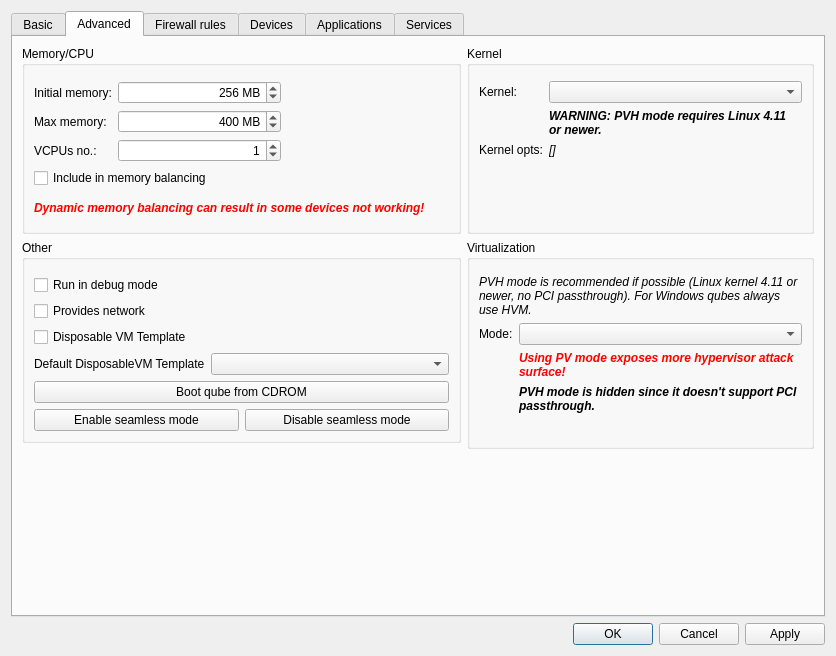
Qt form ui/settingsdlg.ui (QubesOS/qubes-manager) before a commit.
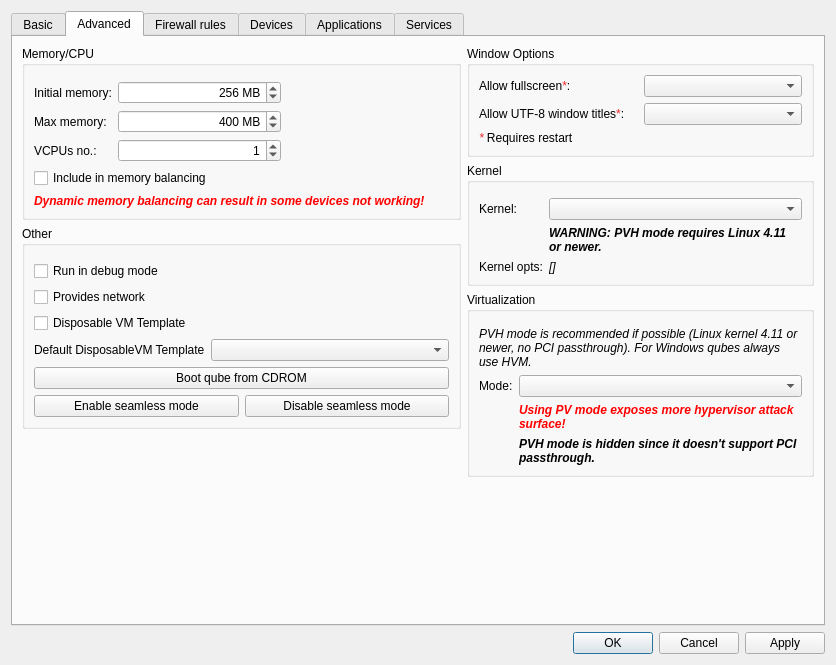
The same form after that commit. The open tabs and pages were chosen to show the change. Icons and pictures are not drawn. Custom widgets are drawn as their Qt base class.

Commit message:
Added gui daemon options to VM settings
Added allow-fullscreen and allow-utf8-titles as options to VM settings

references QubesOS/qubes-issues#2304

Patch:
```diff
--- a/ui/settingsdlg.ui
+++ b/ui/settingsdlg.ui
@@ -7,7 +7,7 @@
     <x>0</x>
     <y>0</y>
     <width>836</width>
-    <height>656</height>
+    <height>665</height>
    </rect>
   </property>
   <property name="windowTitle">
@@ -444,22 +444,359 @@
         <attribute name="title">
          <string>Advanced</string>
         </attribute>
-        <layout class="QGridLayout" name="gridLayout_9">
-         <item row="0" column="1" rowspan="2" colspan="2">
-          <layout class="QVBoxLayout" name="verticalLayout_4">
+        <layout class="QHBoxLayout" name="horizontalLayout_9">
+         <item>
+          <layout class="QVBoxLayout" name="verticalLayout_9">
+           <item>
+            <widget class="QGroupBox" name="groupBox_2">
+             <property name="enabled">
+              <bool>true</bool>
+             </property>
+             <property name="sizePolicy">
+              <sizepolicy hsizetype="Minimum" vsizetype="Preferred">
+               <horstretch>0</horstretch>
+               <verstretch>0</verstretch>
+              </sizepolicy>
+             </property>
+             <property name="title">
+              <string>Memory/CPU</string>
+             </property>
+             <layout class="QGridLayout" name="gridLayout_4">
+              <property name="topMargin">
+               <number>15</number>
+              </property>
+              <item row="2" column="1">
+               <widget class="QSpinBox" name="vcpus">
+                <property name="enabled">
+                 <bool>true</bool>
+                </property>
+                <property name="alignment">
+                 <set>Qt::AlignRight|Qt::AlignTrailing|Qt::AlignVCenter</set>
+                </property>
+                <property name="value">
+                 <number>1</number>
+                </property>
+               </widget>
+              </item>
+              <item row="2" column="0">
+               <widget class="QLabel" name="label_4">
+                <property name="sizePolicy">
+                 <sizepolicy hsizetype="Maximum" vsizetype="Preferred">
+                  <horstretch>0</horstretch>
+                  <verstretch>0</verstretch>
+                 </sizepolicy>
+                </property>
+                <property name="text">
+                 <string>VCPUs no.:</string>
+                </property>
+                <property name="buddy">
+                 <cstring>vcpus</cstring>
+                </property>
+               </widget>
+              </item>
+              <item row="1" column="1">
+               <widget class="QSpinBox" name="max_mem_size">
+                <property name="enabled">
+                 <bool>true</bool>
+                </property>
+                <property name="alignment">
+                 <set>Qt::AlignRight|Qt::AlignTrailing|Qt::AlignVCenter</set>
+                </property>
+                <property name="suffix">
+                 <string> MB</string>
+                </property>
+                <property name="minimum">
+                 <number>0</number>
+                </property>
+                <property name="maximum">
+                 <number>10000000</number>
+                </property>
+                <property name="singleStep">
+                 <number>50</number>
+                </property>
+                <property name="value">
+                 <number>400</number>
+                </property>
+               </widget>
+              </item>
+              <item row="0" column="1">
+               <widget class="QSpinBox" name="init_mem">
+                <property name="enabled">
+                 <bool>true</bool>
+                </property>
+                <property name="alignment">
+                 <set>Qt::AlignRight|Qt::AlignTrailing|Qt::AlignVCenter</set>
+                </property>
+                <property name="suffix">
+                 <string> MB</string>
+                </property>
+                <property name="minimum">
+                 <number>0</number>
+                </property>
+                <property name="maximum">
+                 <number>1000000</number>
+                </property>
+                <property name="singleStep">
+                 <number>50</number>
+                </property>
+                <property name="value">
+                 <number>256</number>
+                </property>
+               </widget>
+              </item>
+              <item row="3" column="0" colspan="2">
+               <widget class="QCheckBox" name="include_in_balancing">
+                <property name="enabled">
+                 <bool>true</bool>
+                </property>
+                <property name="text">
+                 <string>Include in memory balancing</string>
+                </property>
+               </widget>
+              </item>
+              <item row="4" column="0" colspan="3">
+               <widget class="QLabel" name="dmm_warning_adv">
+                <property name="font">
+                 <font>
+                  <weight>75</weight>
+                  <italic>true</italic>
+                  <bold>true</bold>
+                 </font>
+                </property>
+                <property name="styleSheet">
+                 <string notr="true">color:rgb(255, 0, 0)</string>
+                </property>
+                <property name="text">
+                 <string>Dynamic memory balancing can result in some devices not working!</string>
+                </property>
+                <property name="wordWrap">
+                 <bool>true</bool>
+                </property>
+               </widget>
+              </item>
+              <item row="0" column="0">
+               <widget class="QLabel" name="label_15">
+                <property name="enabled">
+                 <bool>true</bool>
+                </property>
+                <property name="sizePolicy">
+                 <sizepolicy hsizetype="Maximum" vsizetype="Preferred">
+                  <horstretch>0</horstretch>
+                  <verstretch>0</verstretch>
+                 </sizepolicy>
+                </property>
+                <property name="text">
+                 <string>Initial memory:</string>
+                </property>
+                <property name="buddy">
+                 <cstring>init_mem</cstring>
+                </property>
+               </widget>
+              </item>
+              <item row="1" column="0">
+               <widget class="QLabel" name="label_17">
+                <property name="sizePolicy">
+                 <sizepolicy hsizetype="Maximum" vsizetype="Preferred">
+                  <horstretch>0</horstretch>
+                  <verstretch>0</verstretch>
+                 </sizepolicy>
+                </property>
+                <property name="text">
+                 <string>Max memory:</string>
+                </property>
+                <property name="buddy">
+                 <cstring>max_mem_size</cstring>
+                </property>
+               </widget>
+              </item>
+             </layout>
+            </widget>
+           </item>
+           <item>
+            <widget class="QGroupBox" name="other_groupbox">
+             <property name="title">
+              <string>Other</string>
+             </property>
+             <layout class="QFormLayout" name="formLayout_2">
+              <property name="fieldGrowthPolicy">
+               <enum>QFormLayout::AllNonFixedFieldsGrow</enum>
+              </property>
+              <property name="topMargin">
+               <number>15</number>
+              </property>
+              <item row="2" column="0">
+               <widget class="QCheckBox" name="provides_network_checkbox">
+                <property name="text">
+                 <string>Provides network</string>
+                </property>
+               </widget>
+              </item>
+              <item row="3" column="0">
+               <widget class="QCheckBox" name="dvm_template_checkbox">
+                <property name="toolTip">
+                 <string>&lt;html&gt;&lt;head/&gt;&lt;body&gt;&lt;p&gt;Allows using this qube as a template for DisposableVMs. The DisposableVMs will inherit the VM's state (configuration, installed programs etc.), but their state will not persist between restarts. &lt;/p&gt;&lt;p&gt;Setting this option will cause this qube to be listed as an option in the &amp;quot;Default DisposableVM Template&amp;quot; dropdown for all other qubes. &lt;/p&gt;&lt;/body&gt;&lt;/html&gt;</string>
+                </property>
+                <property name="text">
+                 <string>Disposable VM Template</string>
+                </property>
+               </widget>
+              </item>
+              <item row="8" column="0" colspan="2">
+               <widget class="QPushButton" name="boot_from_device_button">
+                <property name="text">
+                 <string>Boot qube from CDROM</string>
+                </property>
+               </widget>
+              </item>
+              <item row="9" column="0" colspan="2">
+               <layout class="QHBoxLayout" name="horizontalLayout_8">
+                <item>
+                 <widget class="QPushButton" name="seamless_on_button">
+                  <property name="toolTip">
+                   <string>Windows (with Qubes Windows Tools installed) only.
+The qube must be running to enable seamless mode;  this setting is not persistent.</string>
+                  </property>
+                  <property name="text">
+                   <string>Enable seamless mode</string>
+                  </property>
+                 </widget>
+                </item>
+                <item>
+                 <widget class="QPushButton" name="seamless_off_button">
+                  <property name="toolTip">
+                   <string>Windows (with Qubes Windows Tools installed) only.
+The qube must be running to disable seamless mode; this setting is not persistent.</string>
+                  </property>
+                  <property name="text">
+                   <string>Disable seamless mode</string>
+                  </property>
+                 </widget>
+                </item>
+               </layout>
+              </item>
+              <item row="6" column="0" colspan="2">
+               <layout class="QHBoxLayout" name="horizontalLayout_6">
+                <item>
+                 <widget class="QLabel" name="label_26">
+                  <property name="toolTip">
+                   <string>&lt;html&gt;&lt;head/&gt;&lt;body&gt;&lt;p&gt;Which qube should be used by default as a template for DisposableVMs started from this one? DisposableVMs will inherit their template's configuration and installed programs.&lt;br/&gt;For a qube to to appear in this list, it must have the &amp;quot;DisposableVM Template&amp;quot; checkbox enabled. &lt;/p&gt;&lt;/body&gt;&lt;/html&gt;</string>
+                  </property>
+                  <property name="text">
+                   <string>Default DisposableVM Template</string>
+                  </property>
+                  <property name="buddy">
+                   <cstring>default_dispvm</cstring>
+                  </property>
+                 </widget>
+                </item>
+                <item>
+                 <widget class="QComboBox" name="default_dispvm">
+                  <property name="sizePolicy">
+                   <sizepolicy hsizetype="Expanding" vsizetype="Fixed">
+                    <horstretch>0</horstretch>
+                    <verstretch>0</verstretch>
+                   </sizepolicy>
+                  </property>
+                  <property name="toolTip">
+                   <string>&lt;html&gt;&lt;head/&gt;&lt;body&gt;&lt;p&gt;Which qube should be used by default as a template for DisposableVMs started from this one? DisposableVMs will inherit their template's configuration and installed programs.&lt;br/&gt;For a qube to to appear in this list, it must have the &amp;quot;DisposableVM Template&amp;quot; checkbox enabled. &lt;/p&gt;&lt;/body&gt;&lt;/html&gt;</string>
+                  </property>
+                 </widget>
+                </item>
+               </layout>
+              </item>
+              <item row="1" column="0">
+               <widget class="QCheckBox" name="run_in_debug_mode">
+                <property name="text">
+                 <string>Run in debug mode</string>
+                </property>
+               </widget>
+              </item>
+             </layout>
+            </widget>
+           </item>
+           <item>
+            <spacer name="verticalSpacer_3">
+             <property name="orientation">
+              <enum>Qt::Vertical</enum>
+             </property>
+             <property name="sizeHint" stdset="0">
+              <size>
+               <width>20</width>
+               <height>40</height>
+              </size>
+             </property>
+            </spacer>
+           </item>
+          </layout>
+         </item>
+         <item>
+          <layout class="QVBoxLayout" name="verticalLayout_7">
            <property name="sizeConstraint">
             <enum>QLayout::SetDefaultConstraint</enum>
            </property>
            <property name="bottomMargin">
             <number>0</number>
            </property>
+           <item>
+            <widget class="QGroupBox" name="window_groupbox">
+             <property name="sizePolicy">
+              <sizepolicy hsizetype="Preferred" vsizetype="Minimum">
+               <horstretch>0</horstretch>
+               <verstretch>0</verstretch>
+              </sizepolicy>
+             </property>
+             <property name="title">
+              <string>Window Options</string>
+             </property>
+             <layout class="QGridLayout" name="gridLayout_12">
+              <item row="0" column="0">
+               <widget class="QLabel" name="label_16">
+                <property name="text">
+                 <string>&lt;html&gt;&lt;head/&gt;&lt;body&gt;&lt;p&gt;Allow fullscreen&lt;span style=&quot; color:#ef2929;&quot;&gt;*&lt;/span&gt;:&lt;/p&gt;&lt;/body&gt;&lt;/html&gt;</string>
+                </property>
+               </widget>
+              </item>
+              <item row="0" column="1">
+               <widget class="QComboBox" name="allow_fullscreen"/>
+              </item>
+              <item row="1" column="0">
+               <widget class="QLabel" name="label_24">
+                <property name="text">
+                 <string>&lt;html&gt;&lt;head/&gt;&lt;body&gt;&lt;p&gt;Allow UTF-8 window titles&lt;span style=&quot; color:#ef2929;&quot;&gt;*&lt;/span&gt;:&lt;/p&gt;&lt;/body&gt;&lt;/html&gt;</string>
+                </property>
+               </widget>
+              </item>
+              <item row="1" column="1">
+               <widget class="QComboBox" name="allow_utf8"/>
+              </item>
+              <item row="2" column="0" colspan="2">
+               <widget class="QLabel" name="requires_restart_label">
+                <property name="sizePolicy">
+                 <sizepolicy hsizetype="Preferred" vsizetype="Minimum">
+                  <horstretch>0</horstretch>
+                  <verstretch>0</verstretch>
+                 </sizepolicy>
+                </property>
+                <property name="font">
+                 <font>
+                  <italic>true</italic>
+                 </font>
+                </property>
+                <property name="text">
+                 <string>&lt;html&gt;&lt;head/&gt;&lt;body&gt;&lt;p&gt;&lt;span style=&quot; color:#ef2929;&quot;&gt;*&lt;/span&gt;&lt;span style=&quot; font-style:normal; color:#000000;&quot;&gt; Requires restart&lt;/span&gt;&lt;/p&gt;&lt;/body&gt;&lt;/html&gt;</string>
+                </property>
+               </widget>
+              </item>
+             </layout>
+            </widget>
+           </item>
            <item>
             <widget class="QGroupBox" name="kernel_groupbox">
              <property name="enabled">
               <bool>true</bool>
              </property>
              <property name="sizePolicy">
-              <sizepolicy hsizetype="Minimum" vsizetype="Preferred">
+              <sizepolicy hsizetype="Preferred" vsizetype="Minimum">
                <horstretch>0</horstretch>
                <verstretch>0</verstretch>
               </sizepolicy>
@@ -489,6 +826,12 @@
               </item>
               <item row="1" column="1">
                <widget class="QLabel" name="pvh_kernel_version_warning">
+                <property name="sizePolicy">
+                 <sizepolicy hsizetype="Preferred" vsizetype="Minimum">
+                  <horstretch>0</horstretch>
+                  <verstretch>0</verstretch>
+                 </sizepolicy>
+                </property>
                 <property name="font">
                  <font>
                   <weight>75</weight>
@@ -506,6 +849,12 @@
               </item>
               <item row="2" column="0">
                <widget class="QLabel" name="label_20">
+                <property name="sizePolicy">
+                 <sizepolicy hsizetype="Preferred" vsizetype="Minimum">
+                  <horstretch>0</horstretch>
+                  <verstretch>0</verstretch>
+                 </sizepolicy>
+                </property>
                 <property name="text">
                  <string>Kernel opts:</string>
                 </property>
@@ -513,6 +862,12 @@
               </item>
               <item row="2" column="1">
                <widget class="QLabel" name="kernel_opts">
+                <property name="sizePolicy">
+                 <sizepolicy hsizetype="Preferred" vsizetype="Minimum">
+                  <horstretch>0</horstretch>
+                  <verstretch>0</verstretch>
+                 </sizepolicy>
+                </property>
                 <property name="font">
                  <font>
                   <weight>50</weight>
@@ -528,23 +883,13 @@
              </layout>
             </widget>
            </item>
-          </layout>
-         </item>
-         <item row="2" column="1" rowspan="2" colspan="2">
-          <layout class="QVBoxLayout" name="verticalLayout_7">
-           <property name="sizeConstraint">
-            <enum>QLayout::SetDefaultConstraint</enum>
-           </property>
-           <property name="bottomMargin">
-            <number>0</number>
-           </property>
            <item>
             <widget class="QGroupBox" name="virt_groupbox">
              <property name="enabled">
               <bool>true</bool>
              </property>
              <property name="sizePolicy">
-              <sizepolicy hsizetype="Minimum" vsizetype="Preferred">
+              <sizepolicy hsizetype="Minimum" vsizetype="Minimum">
                <horstretch>0</horstretch>
                <verstretch>0</verstretch>
               </sizepolicy>
@@ -574,6 +919,12 @@
               </item>
               <item row="2" column="1">
                <widget class="QLabel" name="pv_warning">
+                <property name="sizePolicy">
+                 <sizepolicy hsizetype="Preferred" vsizetype="Minimum">
+                  <horstretch>0</horstretch>
+                  <verstretch>0</verstretch>
+                 </sizepolicy>
+                </property>
                 <property name="font">
                  <font>
                   <weight>75</weight>
@@ -594,6 +945,12 @@
               </item>
               <item row="3" column="1">
                <widget class="QLabel" name="pvh_mode_hidden">
+                <property name="sizePolicy">
+                 <sizepolicy hsizetype="Preferred" vsizetype="Minimum">
+                  <horstretch>0</horstretch>
+                  <verstretch>0</verstretch>
+                 </sizepolicy>
+                </property>
                 <property name="font">
                  <font>
                   <weight>75</weight>
@@ -611,6 +968,12 @@
               </item>
               <item row="0" column="0" colspan="2">
                <widget class="QLabel" name="label_21">
+                <property name="sizePolicy">
+                 <sizepolicy hsizetype="Preferred" vsizetype="Minimum">
+                  <horstretch>0</horstretch>
+                  <verstretch>0</verstretch>
+                 </sizepolicy>
+                </property>
                 <property name="font">
                  <font>
                   <italic>true</italic>
@@ -627,288 +990,21 @@
              </layout>
             </widget>
            </item>
+           <item>
+            <spacer name="verticalSpacer_2">
+             <property name="orientation">
+              <enum>Qt::Vertical</enum>
+             </property>
+             <property name="sizeHint" stdset="0">
+              <size>
+               <width>20</width>
+               <height>40</height>
+              </size>
+             </property>
+            </spacer>
+           </item>
           </layout>
          </item>
-         <item row="0" column="0" rowspan="2">
-          <widget class="QGroupBox" name="groupBox_2">
-           <property name="enabled">
-            <bool>true</bool>
-           </property>
-           <property name="sizePolicy">
-            <sizepolicy hsizetype="Minimum" vsizetype="Preferred">
-             <horstretch>0</horstretch>
-             <verstretch>0</verstretch>
-            </sizepolicy>
-           </property>
-           <property name="title">
-            <string>Memory/CPU</string>
-           </property>
-           <layout class="QGridLayout" name="gridLayout_4">
-            <property name="topMargin">
-             <number>15</number>
-            </property>
-            <item row="0" column="0">
-             <widget class="QLabel" name="label_15">
-              <property name="enabled">
-               <bool>true</bool>
-              </property>
-              <property name="sizePolicy">
-               <sizepolicy hsizetype="Maximum" vsizetype="Preferred">
-                <horstretch>0</horstretch>
-                <verstretch>0</verstretch>
-               </sizepolicy>
-              </property>
-              <property name="text">
-               <string>Initial memory:</string>
-              </property>
-              <property name="buddy">
-               <cstring>init_mem</cstring>
-              </property>
-             </widget>
-            </item>
-            <item row="0" column="1">
-             <widget class="QSpinBox" name="init_mem">
-              <property name="enabled">
-               <bool>true</bool>
-              </property>
-              <property name="alignment">
-               <set>Qt::AlignRight|Qt::AlignTrailing|Qt::AlignVCenter</set>
-              </property>
-              <property name="suffix">
-               <string> MB</string>
-              </property>
-              <property name="minimum">
-               <number>0</number>
-              </property>
-              <property name="maximum">
-               <number>1000000</number>
-              </property>
-              <property name="singleStep">
-               <number>50</number>
-              </property>
-              <property name="value">
-               <number>256</number>
-              </property>
-             </widget>
-            </item>
-            <item row="1" column="1">
-             <widget class="QSpinBox" name="max_mem_size">
-              <property name="enabled">
-               <bool>true</bool>
-              </property>
-              <property name="alignment">
-               <set>Qt::AlignRight|Qt::AlignTrailing|Qt::AlignVCenter</set>
-              </property>
-              <property name="suffix">
-               <string> MB</string>
-              </property>
-              <property name="minimum">
-               <number>0</number>
-              </property>
-              <property name="maximum">
-               <number>10000000</number>
-              </property>
-              <property name="singleStep">
-               <number>50</number>
-              </property>
-              <property name="value">
-               <number>400</number>
-              </property>
-             </widget>
-            </item>
-            <item row="2" column="0">
-             <widget class="QLabel" name="label_4">
-              <property name="sizePolicy">
-               <sizepolicy hsizetype="Maximum" vsizetype="Preferred">
-                <horstretch>0</horstretch>
-                <verstretch>0</verstretch>
-               </sizepolicy>
-              </property>
-              <property name="text">
-               <string>VCPUs no.:</string>
-              </property>
-              <property name="buddy">
-               <cstring>vcpus</cstring>
-              </property>
-             </widget>
-            </item>
-            <item row="2" column="1">
-             <widget class="QSpinBox" name="vcpus">
-              <property name="enabled">
-               <bool>true</bool>
-              </property>
-              <property name="alignment">
-               <set>Qt::AlignRight|Qt::AlignTrailing|Qt::AlignVCenter</set>
-              </property>
-              <property name="value">
-               <number>1</number>
-              </property>
-             </widget>
-            </item>
-            <item row="3" column="0" colspan="2">
-             <widget class="QCheckBox" name="include_in_balancing">
-              <property name="enabled">
-               <bool>true</bool>
-              </property>
-              <property name="text">
-               <string>Include in memory balancing</string>
-              </property>
-             </widget>
-            </item>
-            <item row="4" column="0" colspan="3">
-             <widget class="QLabel" name="dmm_warning_adv">
-              <property name="font">
-               <font>
-                <weight>75</weight>
-                <italic>true</italic>
-                <bold>true</bold>
-               </font>
-              </property>
-              <property name="styleSheet">
-               <string notr="true">color:rgb(255, 0, 0)</string>
-              </property>
-              <property name="text">
-               <string>Dynamic memory balancing can result in some devices not working!</string>
-              </property>
-              <property name="wordWrap">
-               <bool>true</bool>
-              </property>
-             </widget>
-            </item>
-            <item row="1" column="0">
-             <widget class="QLabel" name="label_17">
-              <property name="sizePolicy">
-               <sizepolicy hsizetype="Maximum" vsizetype="Preferred">
-                <horstretch>0</horstretch>
-                <verstretch>0</verstretch>
-               </sizepolicy>
-              </property>
-              <property name="text">
-               <string>Max memory:</string>
-              </property>
-              <property name="buddy">
-               <cstring>max_mem_size</cstring>
-              </property>
-             </widget>
-            </item>
-           </layout>
-          </widget>
-         </item>
-         <item row="4" column="0">
-          <spacer name="verticalSpacer_2">
-           <property name="orientation">
-            <enum>Qt::Vertical</enum>
-           </property>
-           <property name="sizeHint" stdset="0">
-            <size>
-             <width>20</width>
-             <height>40</height>
-            </size>
-           </property>
-          </spacer>
-         </item>
-         <item row="2" column="0">
-          <widget class="QGroupBox" name="other_groupbox">
-           <property name="title">
-            <string>Other</string>
-           </property>
-           <layout class="QFormLayout" name="formLayout_2">
-            <property name="fieldGrowthPolicy">
-             <enum>QFormLayout::AllNonFixedFieldsGrow</enum>
-            </property>
-            <property name="topMargin">
-             <number>15</number>
-            </property>
-            <item row="2" column="0">
-             <widget class="QCheckBox" name="provides_network_checkbox">
-              <property name="text">
-               <string>Provides network</string>
-              </property>
-             </widget>
-            </item>
-            <item row="3" column="0">
-             <widget class="QCheckBox" name="dvm_template_checkbox">
-              <property name="toolTip">
-               <string>&lt;html&gt;&lt;head/&gt;&lt;body&gt;&lt;p&gt;Allows using this qube as a template for DisposableVMs. The DisposableVMs will inherit the VM's state (configuration, installed programs etc.), but their state will not persist between restarts. &lt;/p&gt;&lt;p&gt;Setting this option will cause this qube to be listed as an option in the &amp;quot;Default DisposableVM Template&amp;quot; dropdown for all other qubes. &lt;/p&gt;&lt;/body&gt;&lt;/html&gt;</string>
-              </property>
-              <property name="text">
-               <string>Disposable VM Template</string>
-              </property>
-             </widget>
-            </item>
-            <item row="8" column="0" colspan="2">
-             <widget class="QPushButton" name="boot_from_device_button">
-              <property name="text">
-               <string>Boot qube from CDROM</string>
-              </property>
-             </widget>
-            </item>
-            <item row="9" column="0" colspan="2">
-             <layout class="QHBoxLayout" name="horizontalLayout_8">
-              <item>
-               <widget class="QPushButton" name="seamless_on_button">
-                <property name="toolTip">
-                 <string>Windows (with Qubes Windows Tools installed) only.
-The qube must be running to enable seamless mode;  this setting is not persistent.</string>
-                </property>
-                <property name="text">
-                 <string>Enable seamless mode</string>
-                </property>
-               </widget>
-              </item>
-              <item>
-               <widget class="QPushButton" name="seamless_off_button">
-                <property name="toolTip">
-                 <string>Windows (with Qubes Windows Tools installed) only.
-The qube must be running to disable seamless mode; this setting is not persistent.</string>
-                </property>
-                <property name="text">
-                 <string>Disable seamless mode</string>
-                </property>
-               </widget>
-              </item>
-             </layout>
-            </item>
-            <item row="6" column="0" colspan="2">
-             <layout class="QHBoxLayout" name="horizontalLayout_6">
-              <item>
-               <widget class="QLabel" name="label_26">
-                <property name="toolTip">
-                 <string>&lt;html&gt;&lt;head/&gt;&lt;body&gt;&lt;p&gt;Which qube should be used by default as a template for DisposableVMs started from this one? DisposableVMs will inherit their template's configuration and installed programs.&lt;br/&gt;For a qube to to appear in this list, it must have the &amp;quot;DisposableVM Template&amp;quot; checkbox enabled. &lt;/p&gt;&lt;/body&gt;&lt;/html&gt;</string>
-                </property>
-                <property name="text">
-                 <string>Default DisposableVM Template</string>
-                </property>
-                <property name="buddy">
-                 <cstring>default_dispvm</cstring>
-                </property>
-               </widget>
-              </item>
-              <item>
-               <widget class="QComboBox" name="default_dispvm">
-                <property name="sizePolicy">
-                 <sizepolicy hsizetype="Expanding" vsizetype="Fixed">
-                  <horstretch>0</horstretch>
-                  <verstretch>0</verstretch>
-                 </sizepolicy>
-                </property>
-                <property name="toolTip">
-                 <string>&lt;html&gt;&lt;head/&gt;&lt;body&gt;&lt;p&gt;Which qube should be used by default as a template for DisposableVMs started from this one? DisposableVMs will inherit their template's configuration and installed programs.&lt;br/&gt;For a qube to to appear in this list, it must have the &amp;quot;DisposableVM Template&amp;quot; checkbox enabled. &lt;/p&gt;&lt;/body&gt;&lt;/html&gt;</string>
-                </property>
-               </widget>
-              </item>
-             </layout>
-            </item>
-            <item row="1" column="0">
-             <widget class="QCheckBox" name="run_in_debug_mode">
-              <property name="text">
-               <string>Run in debug mode</string>
-              </property>
-             </widget>
-            </item>
-           </layout>
-          </widget>
-         </item>
         </layout>
        </widget>
        <widget class="QWidget" name="firewall_tab">
```
Left out of the diff: 8 changed lines with no effect on the pictures. The commit also changes 2 other files.
